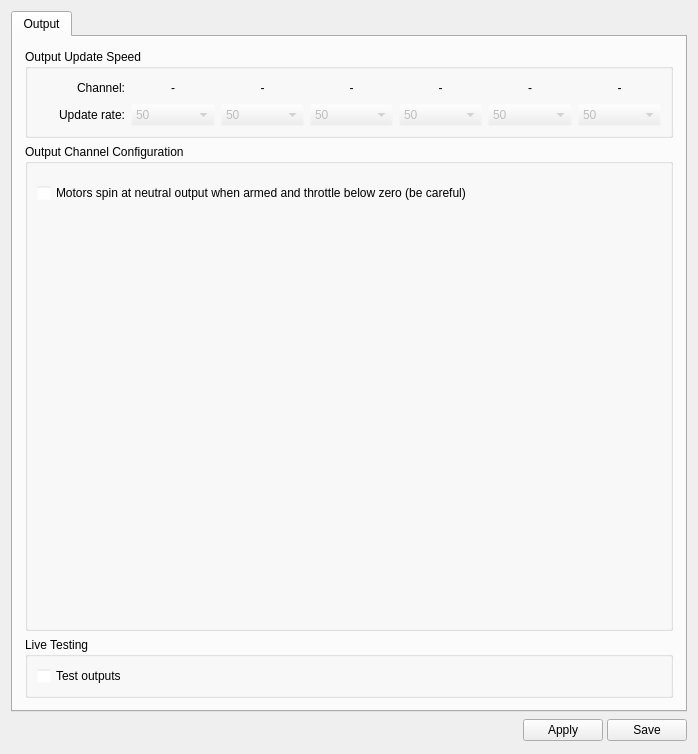
First picture: the form in ground/openpilotgcs/src/plugins/config/output.ui, repository openpilot/OpenPilot, before the edit.
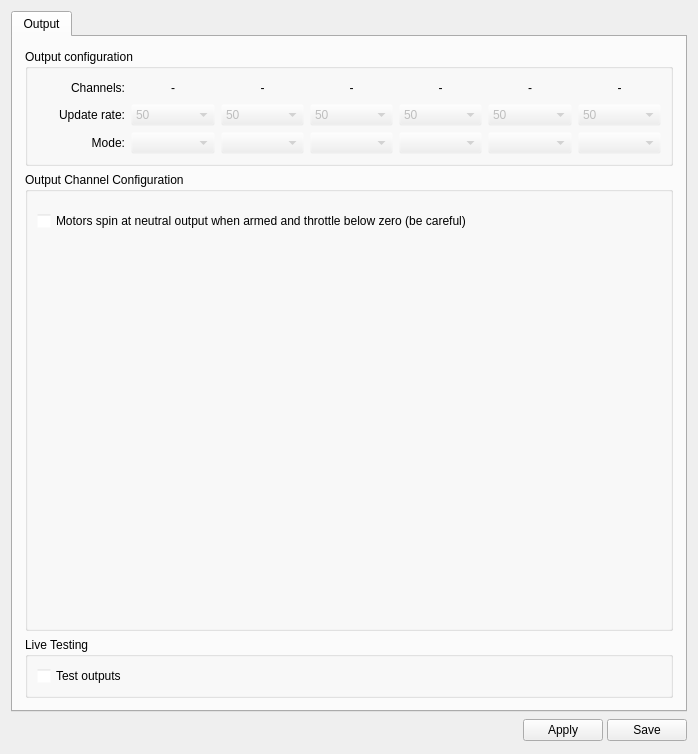
Second picture: the form after the edit. Icons and pictures are not drawn.

Commit message: OP-1683 - Add bank mode selection UI

The edit to the form file:
```diff
--- a/ground/openpilotgcs/src/plugins/config/output.ui
+++ b/ground/openpilotgcs/src/plugins/config/output.ui
@@ -122,8 +122,8 @@
            <rect>
             <x>0</x>
             <y>0</y>
-            <width>674</width>
-            <height>677</height>
+            <width>680</width>
+            <height>672</height>
            </rect>
           </property>
           <layout class="QVBoxLayout" name="verticalLayout_3">
@@ -157,7 +157,7 @@
               </size>
              </property>
              <property name="title">
-              <string>Output Update Speed</string>
+              <string>Output configuration</string>
              </property>
              <layout class="QGridLayout" name="gridLayout">
               <item row="0" column="6">
@@ -183,7 +183,7 @@
               <item row="0" column="1">
                <widget class="QLabel" name="label_9">
                 <property name="text">
-                 <string>Channel:</string>
+                 <string>Channels:</string>
                 </property>
                 <property name="alignment">
                  <set>Qt::AlignRight|Qt::AlignTrailing|Qt::AlignVCenter</set>
@@ -674,6 +674,188 @@
                 </item>
                </widget>
               </item>
+              <item row="2" column="0">
+               <spacer name="horizontalSpacer_4">
+                <property name="sizePolicy">
+                 <sizepolicy hsizetype="Minimum" vsizetype="Minimum">
+                  <horstretch>0</horstretch>
+                  <verstretch>0</verstretch>
+                 </sizepolicy>
+                </property>
+                <property name="minimumSize">
+                 <size>
+                  <width>0</width>
+                  <height>20</height>
+                 </size>
+                </property>
+                <property name="orientation">
+                 <enum>Qt::Horizontal</enum>
+                </property>
+                <property name="sizeType">
+                 <enum>QSizePolicy::Minimum</enum>
+                </property>
+                <property name="sizeHint" stdset="0">
+                 <size>
+                  <width>5</width>
+                  <height>20</height>
+                 </size>
+                </property>
+               </spacer>
+              </item>
+              <item row="2" column="1">
+               <widget class="QLabel" name="label">
+                <property name="sizePolicy">
+                 <sizepolicy hsizetype="Minimum" vsizetype="Preferred">
+                  <horstretch>0</horstretch>
+                  <verstretch>0</verstretch>
+                 </sizepolicy>
+                </property>
+                <property name="minimumSize">
+                 <size>
+                  <width>0</width>
+                  <height>20</height>
+                 </size>
+                </property>
+                <property name="text">
+                 <string>Mode:</string>
+                </property>
+                <property name="alignment">
+                 <set>Qt::AlignRight|Qt::AlignTrailing|Qt::AlignVCenter</set>
+                </property>
+               </widget>
+              </item>
+              <item row="2" column="2">
+               <widget class="QComboBox" name="cb_outputMode1">
+                <property name="enabled">
+                 <bool>false</bool>
+                </property>
+                <property name="sizePolicy">
+                 <sizepolicy hsizetype="Minimum" vsizetype="Fixed">
+                  <horstretch>0</horstretch>
+                  <verstretch>0</verstretch>
+                 </sizepolicy>
+                </property>
+                <property name="minimumSize">
+                 <size>
+                  <width>0</width>
+                  <height>20</height>
+                 </size>
+                </property>
+                <property name="toolTip">
+                 <string>Setup output mode. standard ESCs uses PWM.</string>
+                </property>
+               </widget>
+              </item>
+              <item row="2" column="3">
+               <widget class="QComboBox" name="cb_outputMode2">
+                <property name="enabled">
+                 <bool>false</bool>
+                </property>
+                <property name="sizePolicy">
+                 <sizepolicy hsizetype="Minimum" vsizetype="Fixed">
+                  <horstretch>0</horstretch>
+                  <verstretch>0</verstretch>
+                 </sizepolicy>
+                </property>
+                <property name="minimumSize">
+                 <size>
+                  <width>0</width>
+                  <height>20</height>
+                 </size>
+                </property>
+                <property name="toolTip">
+                 <string>Setup output mode. standard ESCs uses PWM.</string>
+                </property>
+               </widget>
+              </item>
+              <item row="2" column="4">
+               <widget class="QComboBox" name="cb_outputMode3">
+                <property name="enabled">
+                 <bool>false</bool>
+                </property>
+                <property name="sizePolicy">
+                 <sizepolicy hsizetype="Minimum" vsizetype="Fixed">
+                  <horstretch>0</horstretch>
+                  <verstretch>0</verstretch>
+                 </sizepolicy>
+                </property>
+                <property name="minimumSize">
+                 <size>
+                  <width>0</width>
+                  <height>20</height>
+                 </size>
+                </property>
+                <property name="toolTip">
+                 <string>Setup output mode. standard ESCs uses PWM.</string>
+                </property>
+               </widget>
+              </item>
+              <item row="2" column="5">
+               <widget class="QComboBox" name="cb_outputMode4">
+                <property name="enabled">
+                 <bool>false</bool>
+                </property>
+                <property name="sizePolicy">
+                 <sizepolicy hsizetype="Minimum" vsizetype="Fixed">
+                  <horstretch>0</horstretch>
+                  <verstretch>0</verstretch>
+                 </sizepolicy>
+                </property>
+                <property name="minimumSize">
+                 <size>
+                  <width>0</width>
+                  <height>20</height>
+                 </size>
+                </property>
+                <property name="toolTip">
+                 <string>Setup output mode. standard ESCs uses PWM.</string>
+                </property>
+               </widget>
+              </item>
+              <item row="2" column="6">
+               <widget class="QComboBox" name="cb_outputMode5">
+                <property name="enabled">
+                 <bool>false</bool>
+                </property>
+                <property name="sizePolicy">
+                 <sizepolicy hsizetype="Minimum" vsizetype="Fixed">
+                  <horstretch>0</horstretch>
+                  <verstretch>0</verstretch>
+                 </sizepolicy>
+                </property>
+                <property name="minimumSize">
+                 <size>
+                  <width>0</width>
+                  <height>20</height>
+                 </size>
+                </property>
+                <property name="toolTip">
+                 <string>Setup output mode. standard ESCs uses PWM.</string>
+                </property>
+               </widget>
+              </item>
+              <item row="2" column="7">
+               <widget class="QComboBox" name="cb_outputMode6">
+                <property name="enabled">
+                 <bool>false</bool>
+                </property>
+                <property name="sizePolicy">
+                 <sizepolicy hsizetype="Minimum" vsizetype="Fixed">
+                  <horstretch>0</horstretch>
+                  <verstretch>0</verstretch>
+                 </sizepolicy>
+                </property>
+                <property name="minimumSize">
+                 <size>
+                  <width>0</width>
+                  <height>20</height>
+                 </size>
+                </property>
+                <property name="toolTip">
+                 <string>Setup output mode. standard ESCs uses PWM.</string>
+                </property>
+               </widget>
+              </item>
              </layout>
             </widget>
            </item>
```
The commit also changes 1 other file.
